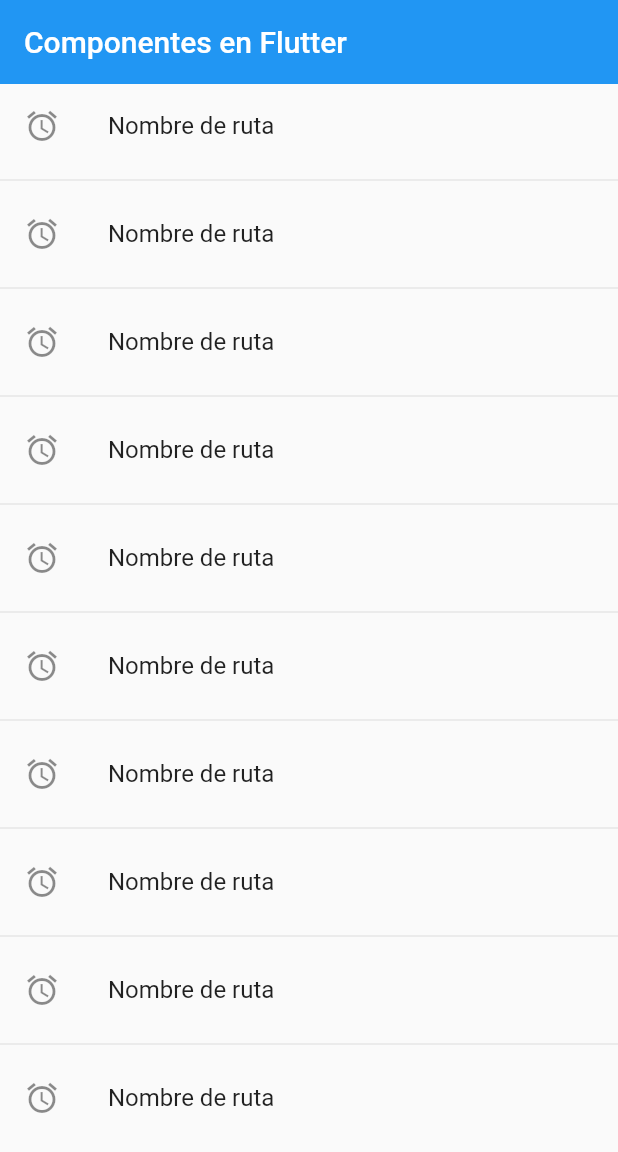
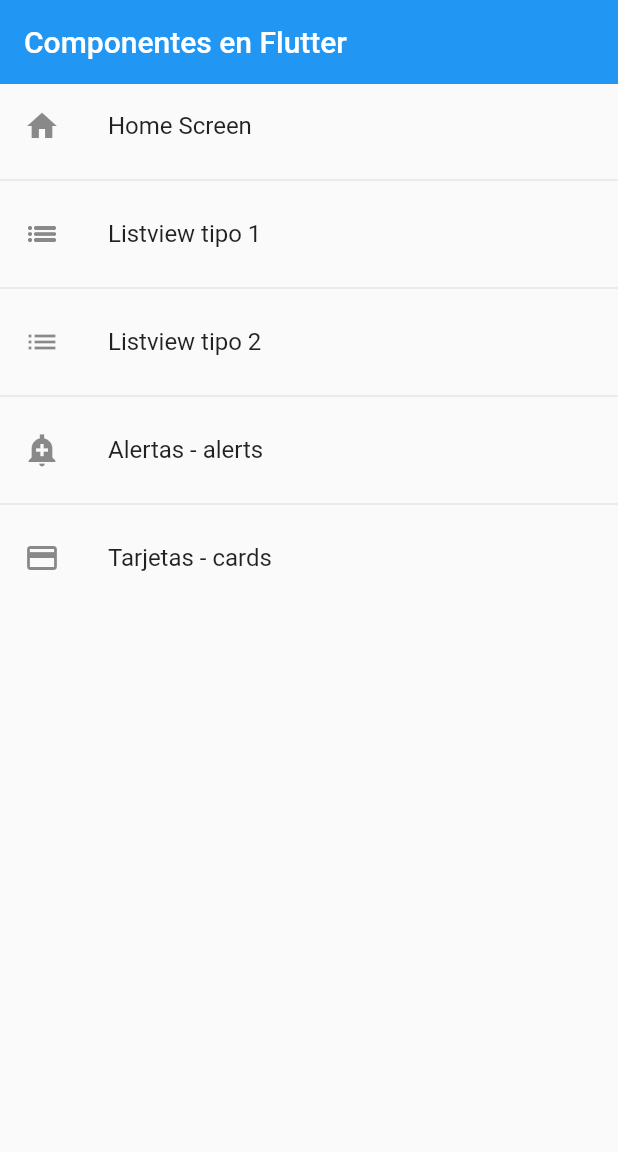
Before and after one commit to teorcl/fl_components, a Flutter app: the screen it shows after launch, on a phone screen of 412 x 824 dp. Shown: the top 1152 px of the screen. Run offline on Flutter 3.47's test engine with Material 2 defaults, Android fonts, the phone set to English and light mode, and no system bars.

Commit message:
Se crea un modelo para generar las rutas con sus elementos, nombre, icono etc, se lleva una lista de ese modelo al homeScreen para crear los items de la lista de forma mas dianmica y se ajusta el onTap para que apunte segun el item presionado

```diff
--- a/lib/main.dart
+++ b/lib/main.dart
@@ -15,7 +15,7 @@ class MyApp extends StatelessWidget {
       //home: ListView2Screen(),
       //initialRoute: 'home',
       initialRoute: AppRoutes.initialRoute,
-      routes: AppRoutes.routes,
+      routes: AppRoutes.getAppRoutes(),
       onGenerateRoute: AppRoutes.onGenerateRoute,
     );
   }
--- /dev/null
+++ b/lib/models/menu_option.dart
@@ -0,0 +1,18 @@
+import 'package:flutter/material.dart' show IconData, Widget;
+
+class MenuOption{
+
+  final String route;
+  final IconData icon;
+  final String name;
+  final Widget screen;
+
+  MenuOption({
+   required this.route,
+   required this.icon,
+   required this.name,
+   required this.screen});
+
+
+
+}
--- /dev/null
+++ b/lib/models/models.dart
@@ -0,0 +1,3 @@
+//Este es mi barrel file
+
+export 'package:fl_components/models/menu_option.dart';
--- a/lib/router/app_routes.dart
+++ b/lib/router/app_routes.dart
@@ -1,16 +1,39 @@
+import 'package:flutter/material.dart';
+import 'package:fl_components/models/menu_option.dart';
 import 'package:fl_components/screens/screens.dart';
-import 'package:flutter/material.dart';
 
 class AppRoutes{
+
   static const initialRoute = 'home';
-  static Map<String, Widget Function(BuildContext)> routes = {
-    'home'     :(BuildContext context) => const HomeScreen(),
-        'listview1':(BuildContext context) => ListView1Screen(),
-        'listview2':(BuildContext context) => ListView2Screen(),
-        'alert'    :(BuildContext context) => const AlertScreen(),
-        'card'     :(BuildContext context) => const CardScreen(),
-  };
-  static Route<dynamic> onGenerateRoute (RouteSettings settings) {
+  static final menuOptions = <MenuOption>[
+    //TODO: borrar home
+    MenuOption(route: 'home', name: 'Home Screen', screen: const HomeScreen(), icon: Icons.home),
+    MenuOption(route: 'listview1', name: 'Listview tipo 1', screen: ListView1Screen(), icon: Icons.list_sharp),
+    MenuOption(route: 'listview2', name: 'Listview tipo 2', screen: ListView2Screen(), icon: Icons.list),
+    MenuOption(route: 'alert', name: 'Alertas - alerts', screen: const AlertScreen(), icon: Icons.add_alert_sharp),
+    MenuOption(route: 'card', name: 'Tarjetas - cards', screen: const CardScreen(), icon: Icons.credit_card),
+
+  ];
+
+  static Map<String, Widget Function(BuildContext)> getAppRoutes(){
+
+    Map<String, Widget Function(BuildContext)> appRoutes = {};
+    for (final option in menuOptions) {
+      appRoutes.addAll({option.route :(BuildContext context) => option.screen});
+    }
+
+    return appRoutes;
+  }
+
+  // Este map es de esa forma porque en el main hay un atributo llamado routes que requiere un mapa con esas caracteristicas
+  // static Map<String, Widget Function(BuildContext)> routes = {
+  //   'home'     :(BuildContext context) => const HomeScreen(),
+  //       'listview1':(BuildContext context) => ListView1Screen(),
+  //       'listview2':(BuildContext context) => ListView2Screen(),
+  //       'alert'    :(BuildContext context) => const AlertScreen(),
+  //       'card'     :(BuildContext context) => const CardScreen(),
+  // };
+  static Route<dynamic> onGenerateRoute (RouteSettings  settings) {
         return MaterialPageRoute(builder: (context) => const AlertScreen(),);
       }
 
--- a/lib/screens/home_screen.dart
+++ b/lib/screens/home_screen.dart
@@ -1,5 +1,5 @@
-import 'package:fl_components/screens/listview1_screen.dart';
 import 'package:flutter/material.dart';
+import 'package:fl_components/router/app_routes.dart';
 
 class HomeScreen extends StatelessWidget {
 
@@ -7,6 +7,10 @@ class HomeScreen extends StatelessWidget {
 
   @override
   Widget build(BuildContext context) {
+
+    //Traigo los items desde el app_routes
+    final menuOptions = AppRoutes.menuOptions;
+
     return  Scaffold(
       appBar: AppBar(
         title: const Text('Componentes en Flutter'),
@@ -14,16 +18,19 @@ class HomeScreen extends StatelessWidget {
       ),
       body: ListView.separated(
         itemBuilder: (context, index) => ListTile(
-          leading: const Icon(Icons.access_alarms_sharp),
-          title: const Text('Nombre de ruta'),
+         // leading: const Icon(Icons.access_alarms_sharp),
+         // title: const Text('Nombre de ruta'),
+
+         leading: Icon(menuOptions[index].icon),
+         title:  Text(menuOptions[index].name),
           onTap: () {
             //final route = MaterialPageRoute(builder: (context) => ListView1Screen(),);
             //Navigator.push(context, route);
-            Navigator.pushNamed(context, 'alert');
+            Navigator.pushNamed(context, menuOptions[index].route);
           },
         ),
         separatorBuilder: (_, __) => const Divider(),
-        itemCount: 10),
+        itemCount: menuOptions.length),
     );
   }
 }
--- a/lib/screens/screens.dart
+++ b/lib/screens/screens.dart
@@ -1,3 +1,5 @@
+//Este es el archivo que se conoce como barrel file
+
 export 'package:fl_components/screens/alert_screen.dart';
 export 'package:fl_components/screens/card_screen.dart';
 export 'package:fl_components/screens/home_screen.dart';
```
